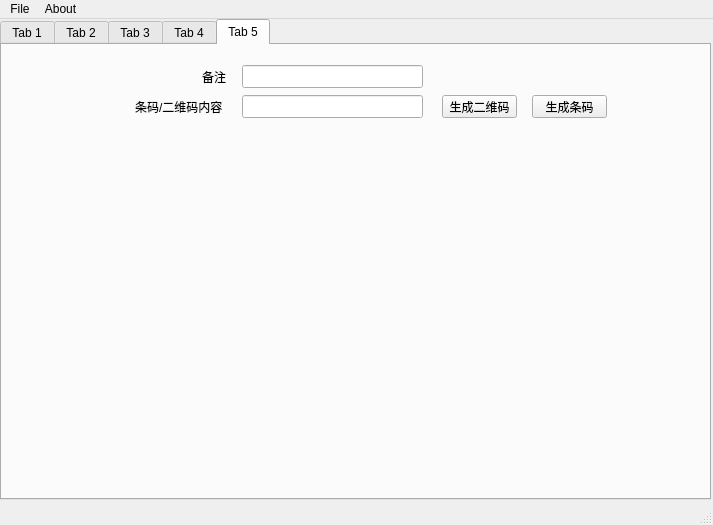
This is mainwindow.ui in ainiaa/QTBarcode as Qt 5 draws it before an edit. The edited form follows.
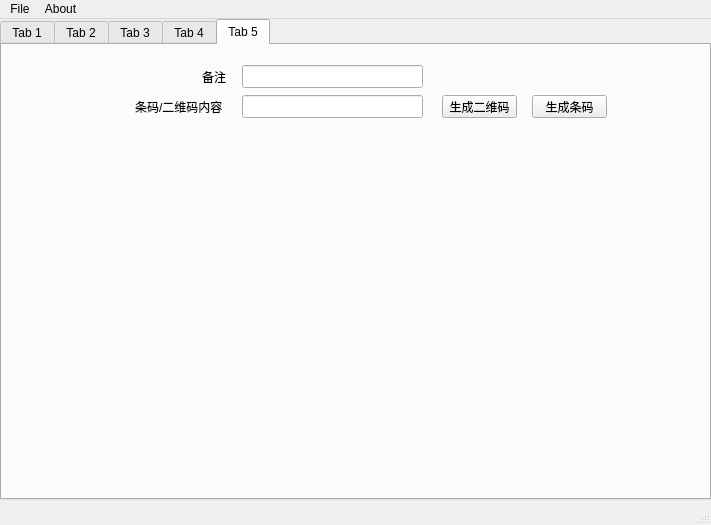
This is the edited form. The open tabs and pages were chosen to show the change.

What changed in the file:
```diff
--- a/mainwindow.ui
+++ b/mainwindow.ui
@@ -6,7 +6,7 @@
    <rect>
     <x>0</x>
     <y>0</y>
-    <width>713</width>
+    <width>711</width>
     <height>525</height>
    </rect>
   </property>
@@ -489,7 +489,7 @@
        <rect>
         <x>10</x>
         <y>90</y>
-        <width>771</width>
+        <width>671</width>
         <height>366</height>
        </rect>
       </property>
@@ -554,7 +554,7 @@
     <rect>
      <x>0</x>
      <y>0</y>
-     <width>713</width>
+     <width>711</width>
      <height>23</height>
     </rect>
    </property>
```
Left out of the diff: 11 changed lines with no effect on the pictures.
